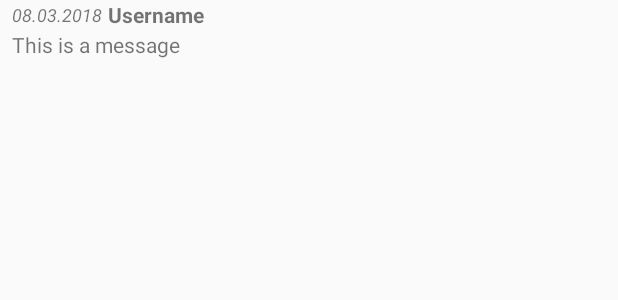
After one commit to Hifoz/mobile-labs, an Android app: the layout message_layout.xml on its own in the app's theme, with its tools: preview values and no code run, on a phone screen of 412 x 824 dp. The commit adds this screen. Shown: the top 300 px of the screen. Run offline under Robolectric (Android 15) with nearby library versions, the phone set to English and light mode, and no system bars.

Commit message:
Made it so I can send messages to the firebase DB

```diff
--- a/lab4/app/build.gradle
+++ b/lab4/app/build.gradle
@@ -26,4 +26,8 @@ dependencies {
     testImplementation 'junit:junit:4.12'
     androidTestImplementation 'com.android.support.test:runner:1.0.1'
     androidTestImplementation 'com.android.support.test.espresso:espresso-core:3.0.1'
+    compile 'com.google.firebase:firebase-database:11.8.0'
 }
+
+
+apply plugin: 'com.google.gms.google-services'
--- a/lab4/app/src/main/AndroidManifest.xml
+++ b/lab4/app/src/main/AndroidManifest.xml
@@ -16,6 +16,11 @@
                 <category android:name="android.intent.category.LAUNCHER" />
             </intent-filter>
         </activity>
+
+        <service
+            android:name=".MyService"
+            android:enabled="true"
+            android:exported="true"></service>
     </application>
 
 </manifest>
--- /dev/null
+++ b/lab4/app/src/main/res/layout/message_layout.xml
@@ -0,0 +1,42 @@
+<android.support.constraint.ConstraintLayout xmlns:android="http://schemas.android.com/apk/res/android"
+    xmlns:app="http://schemas.android.com/apk/res-auto"
+    xmlns:tools="http://schemas.android.com/tools"
+    android:layout_width="match_parent"
+    android:layout_height="match_parent"
+    android:orientation="vertical"
+    android:id="@+id/relativeLayout2">
+
+    <TextView
+        android:id="@+id/messageUser"
+        android:layout_width="0dp"
+        android:layout_height="20dp"
+        android:layout_marginEnd="8dp"
+        android:text="Username"
+        android:textStyle="bold"
+        app:layout_constraintEnd_toEndOf="parent"
+        app:layout_constraintStart_toEndOf="@+id/messageTimeStamp"
+        app:layout_constraintTop_toTopOf="parent" />
+
+    <TextView
+        android:id="@+id/messageTimeStamp"
+        android:layout_width="64dp"
+        android:layout_height="20dp"
+        android:layout_marginStart="8dp"
+        android:layout_marginTop="1dp"
+        android:text="08.03.2018"
+        android:textSize="12sp"
+        android:textStyle="italic"
+        app:layout_constraintStart_toStartOf="parent"
+        app:layout_constraintTop_toTopOf="parent" />
+
+    <TextView
+        android:id="@+id/messageContent"
+        android:layout_width="match_parent"
+        android:layout_height="wrap_content"
+        android:layout_marginEnd="8dp"
+        android:layout_marginStart="8dp"
+        android:text="This is a message"
+        app:layout_constraintEnd_toEndOf="parent"
+        app:layout_constraintStart_toStartOf="parent"
+        app:layout_constraintTop_toBottomOf="@+id/messageUser" />
+</android.support.constraint.ConstraintLayout>
--- a/lab4/build.gradle
+++ b/lab4/build.gradle
@@ -12,6 +12,7 @@ buildscript {
 
         // NOTE: Do not place your application dependencies here; they belong
         // in the individual module build.gradle files
+        classpath 'com.google.gms:google-services:3.1.0'
     }
 }
 
```
Also changed, not shown: lab4/app/src/main/java/com/example/hifoz/lab4/MainActivity.java (+44 -0 lines), lab4/app/src/main/java/com/example/hifoz/lab4/Message.java (added, +25 -0 lines), lab4/app/src/main/java/com/example/hifoz/lab4/MyService.java (added, +24 -0 lines), lab4/app/src/main/res/layout/activity_main.xml (+37 -9 lines).
